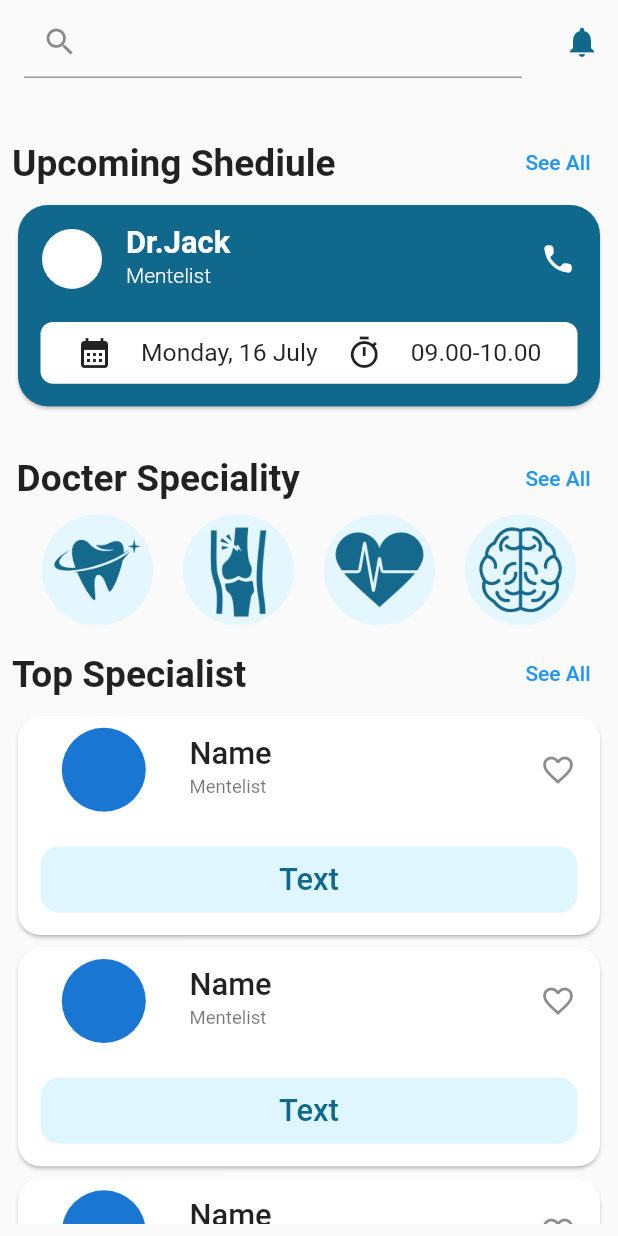
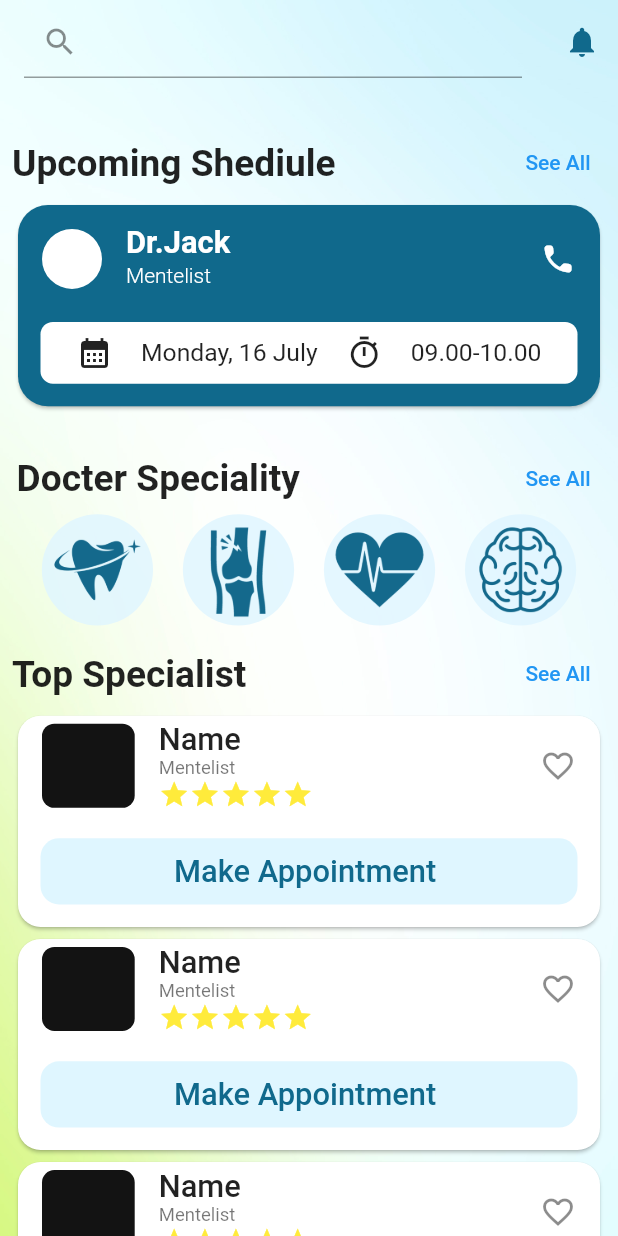
Before and after one commit to IrshadPeruvallur/medway_app, a Flutter app: the HomeScreen screen opened directly, on a phone screen of 412 x 824 dp. Run offline on Flutter 3.47's test engine with Material 2 defaults, Android fonts, the phone set to English and light mode, and no system bars.

Commit message:
complete home screen

```diff
--- a/lib/screens/home_screen.dart
+++ b/lib/screens/home_screen.dart
@@ -1,4 +1,5 @@
 import 'package:flutter/material.dart';
+import 'package:medway_app/widgets/main_widgets.dart';
 import 'package:medway_app/widgets/small_widgets.dart';
 
 class HomeScreen extends StatelessWidget {
@@ -8,19 +9,20 @@ class HomeScreen extends StatelessWidget {
   Widget build(BuildContext context) {
     var screenSize = MediaQuery.of(context).size;
     return Scaffold(
-      appBar: AppBar(
-        automaticallyImplyLeading: false,
-        actions: [
-          IconButton(onPressed: () {}, icon: Icon(Icons.notifications))
-        ],
-        elevation: 0,
-        title: TextField(
-          decoration: InputDecoration(prefixIcon: Icon(Icons.search)),
+      body: SafeArea(
+        child: Container(
+          decoration: BoxDecoration(
+            image: DecorationImage(
+              image: AssetImage('asset/background.jpg'),
+              fit: BoxFit.cover,
+              alignment: Alignment.topCenter,
             ),
-        backgroundColor: Color.fromARGB(0, 255, 255, 255),
-        foregroundColor: Color.fromARGB(255, 16, 105, 140),
           ),
-      body: Padding(
+          child: SingleChildScrollView(
+            child: Column(
+              children: [
+                WAppBar(),
+                Padding(
                   padding: const EdgeInsets.all(8.0),
                   child: Column(
                     crossAxisAlignment: CrossAxisAlignment.start,
@@ -29,7 +31,8 @@ class HomeScreen extends StatelessWidget {
                         height: screenSize.width * .05,
                       ),
                       WSpaceBetweenText(context, 'Upcoming Shediule', () {}),
-            WDoctorNameCard(context, name: "Dr.Jack", subtitle: 'Mentelist'),
+                      WDoctorNameCard(context,
+                          name: "Dr.Jack", subtitle: 'Mentelist'),
                       SizedBox(
                         height: 20,
                       ),
@@ -47,13 +50,18 @@ class HomeScreen extends StatelessWidget {
                         height: screenSize.width * .02,
                       ),
                       WSpaceBetweenText(context, 'Top Specialist', () {}),
-            Expanded(
-              child: ListView.builder(
-                itemCount: 5,
+                      ListView.builder(
+                        physics: NeverScrollableScrollPhysics(),
+                        shrinkWrap: true,
+                        itemCount: 3,
                         itemBuilder: (context, index) => doctorsList(context),
-              ),
                       )
                     ],
+                  ),
+                ),
+              ],
+            ),
+          ),
         ),
       ),
     );
--- /dev/null
+++ b/lib/widgets/main_widgets.dart
@@ -0,0 +1,14 @@
+import 'package:flutter/material.dart';
+
+WAppBar() {
+  return AppBar(
+    automaticallyImplyLeading: false,
+    actions: [IconButton(onPressed: () {}, icon: Icon(Icons.notifications))],
+    elevation: 0,
+    title: TextField(
+      decoration: InputDecoration(prefixIcon: Icon(Icons.search)),
+    ),
+    backgroundColor: Colors.transparent,
+    foregroundColor: Color.fromARGB(255, 16, 105, 140),
+  );
+}
--- a/lib/widgets/small_widgets.dart
+++ b/lib/widgets/small_widgets.dart
@@ -182,17 +182,39 @@ Widget doctorsList(context) {
     child: Column(
       children: [
         ListTile(
-          leading: CircleAvatar(
-            radius: screenSize.width * .1,
+          leading: Container(
+            decoration: BoxDecoration(
+              borderRadius:
+                  BorderRadius.all(Radius.circular(screenSize.width * 0.02)),
+              color: const Color.fromARGB(255, 19, 19, 19),
+            ),
+            height: screenSize.width * 0.2,
+            width: screenSize.width * 0.15,
           ),
           title: Text(
             "Name",
             style: TextStyle(
                 fontSize: screenSize.width * .05, fontWeight: FontWeight.w500),
           ),
-          subtitle: Text(
-            'Mentelist',
-            style: TextStyle(fontSize: screenSize.width * .03),
+          subtitle: Column(
+            crossAxisAlignment: CrossAxisAlignment.start,
+            children: [
+              Text(
+                'Mentelist',
+                style: TextStyle(fontSize: screenSize.width * .03),
+              ),
+              Row(
+                mainAxisSize: MainAxisSize.min,
+                children: List.generate(
+                  5,
+                  (index) => Icon(
+                    Icons.star,
+                    size: screenSize.width * 0.05,
+                    color: Colors.yellow,
+                  ),
+                ),
+              ),
+            ],
           ),
           trailing: Icon(Icons.favorite_border),
         ),
@@ -204,7 +226,7 @@ Widget doctorsList(context) {
             child: ElevatedButton(
               onPressed: () {},
               child: Text(
-                'Text',
+                'Make Appointment ',
                 style: TextStyle(
                     fontSize: screenSize.width * .05,
                     color: Color.fromARGB(255, 16, 105, 140)),
```
Also changed, not shown: asset/background.jpg (added). Lines whose indentation alone changed are shown as unchanged.
